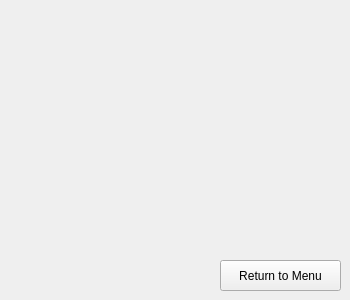
Old version of the form result.ui in the repository F74036344/candyCrush.
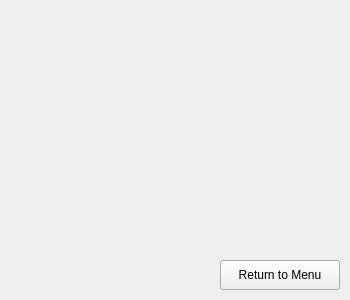
New version of the form.

```diff
--- a/result.ui
+++ b/result.ui
@@ -18,8 +18,8 @@
     <rect>
      <x>220</x>
      <y>260</y>
-     <width>121</width>
-     <height>31</height>
+     <width>120</width>
+     <height>30</height>
     </rect>
    </property>
    <property name="cursor">
```
Left out of the diff: 2 changed lines with no effect on the pictures.
